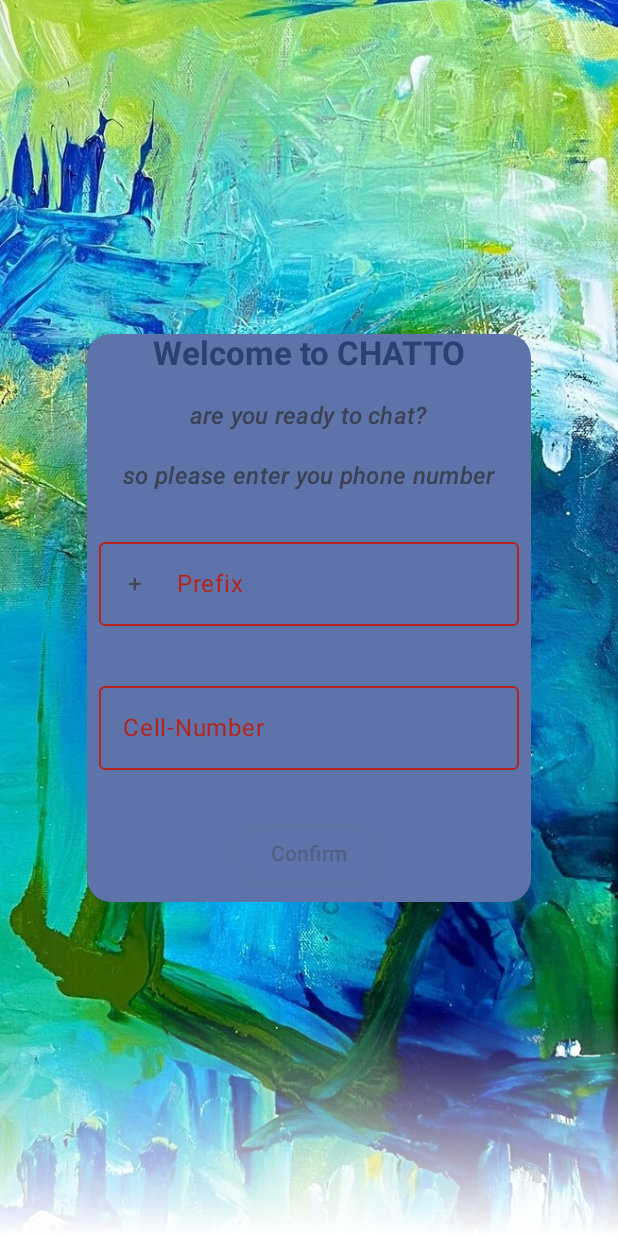
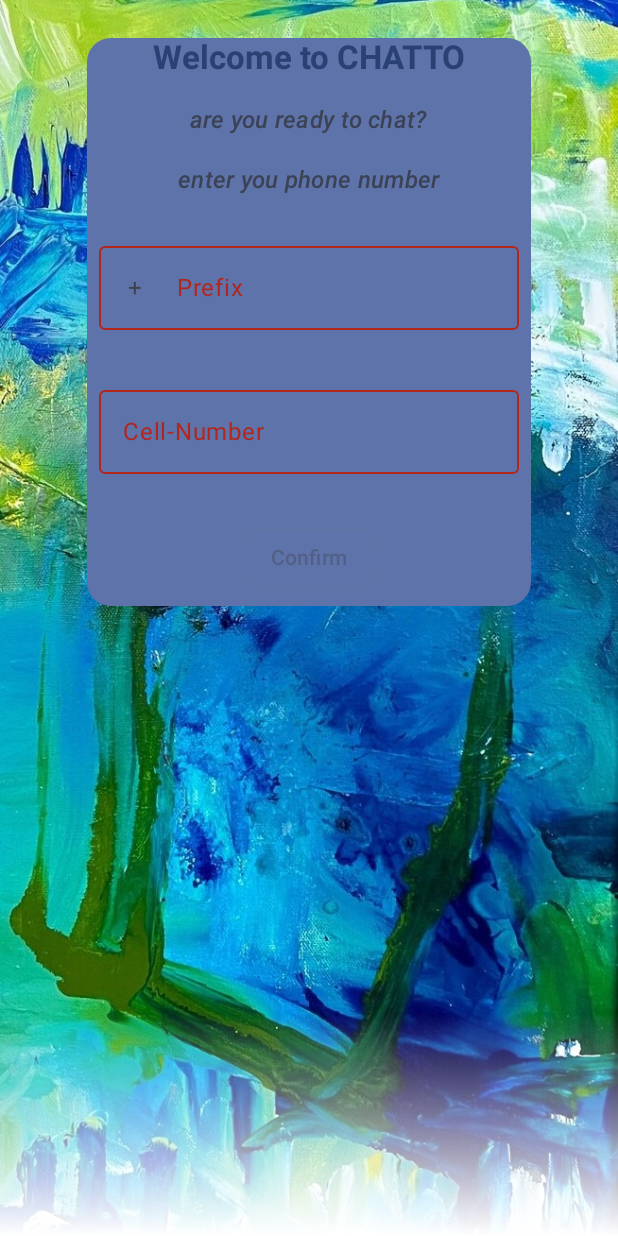
Before and after one commit to mattreturn1/InstantChatCompose, an Android app built with Jetpack Compose: the screen it shows after launch (MainActivity), on a phone screen of 412 x 824 dp. Run offline under Robolectric (Android 15) with nearby library versions, the phone set to English and light mode, and no system bars; our stand-ins replace Dagger/Hilt's generated code, Room's generated code.

Commit message:
Add comments

```diff
--- a/app/src/main/java/com/example/chatto/ui/login/Login.kt
+++ b/app/src/main/java/com/example/chatto/ui/login/Login.kt
@@ -100,7 +100,7 @@ fun LoginScreen(
                     ),
                     maxLines = 2,
                     overflow = TextOverflow.Ellipsis,
-                    text = "so please enter you phone number",
+                    text = "enter you phone number",
                     color = MaterialTheme.colorScheme.secondary
                 )
                 OutlinedTextField(
--- a/app/src/main/java/com/example/chatto/ui/login/components/Cover.kt
+++ b/app/src/main/java/com/example/chatto/ui/login/components/Cover.kt
@@ -5,6 +5,7 @@ import androidx.compose.foundation.background
 import androidx.compose.foundation.layout.Box
 import androidx.compose.foundation.layout.fillMaxSize
 import androidx.compose.foundation.layout.fillMaxWidth
+import androidx.compose.foundation.layout.padding
 import androidx.compose.runtime.Composable
 import androidx.compose.ui.Alignment
 import androidx.compose.ui.Modifier
@@ -12,6 +13,7 @@ import androidx.compose.ui.graphics.Brush
 import androidx.compose.ui.graphics.Color
 import androidx.compose.ui.layout.ContentScale
 import androidx.compose.ui.res.painterResource
+import androidx.compose.ui.unit.dp
 import com.example.chatto.R
 
 @Composable
@@ -42,8 +44,9 @@ fun MainCover(
         }
         Box(
             modifier = Modifier
+                .padding(25.dp)
                 .fillMaxWidth()
-                .align(Alignment.Center),
+                .align(Alignment.TopCenter),
             contentAlignment = Alignment.Center
         ) {
             content()
```
Also changed, not shown: app/src/main/java/com/example/chatto/ui/home/HomeScreen.kt (+3 -4 lines).
